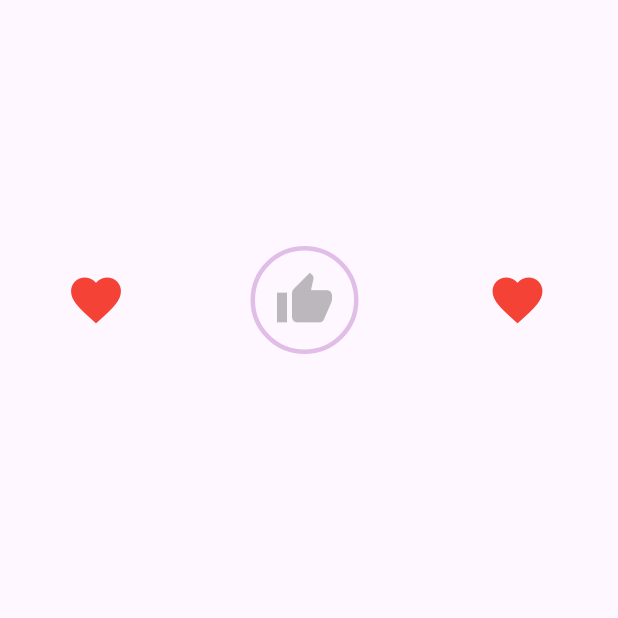
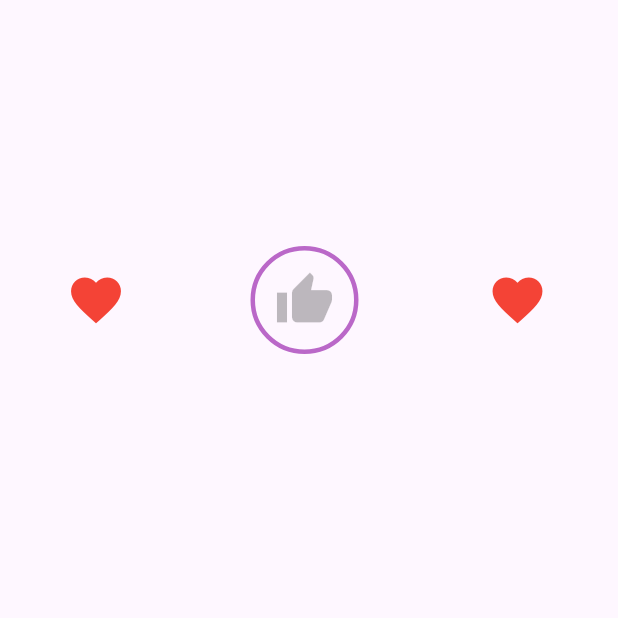
Before and after one commit to Ratndeep1999/buttons, a Flutter app: the screen it shows after launch, after a tap on the "favorite outline" icon, on a phone screen of 412 x 824 dp, the top half of it. Run offline on Flutter 3.47's test engine with Material 3 defaults, Android fonts, the phone set to English and light mode, and no system bars.

Commit message:
icon button, toggle icon button add, icon button with style attribute,

```diff
--- a/lib/buttons2.dart
+++ b/lib/buttons2.dart
@@ -71,13 +71,15 @@ class _Buttons2State extends State<Buttons2> {
                     },
                     icon: Icon(Icons.thumb_up),
                     tooltip: _thumbLiked ? 'Liked' : 'Click',
-                    color: _thumbLiked ? Colors.blue : Colors.black26,
+                    color: _thumbLiked
+                        ? Colors.purple.shade500
+                        : Colors.black26,
                     splashColor: Colors.transparent,
                     highlightColor: Colors.transparent,
                     hoverColor: Colors.transparent,
                     iconSize: 40,
                     style: IconButton.styleFrom(
-                      side: BorderSide(color: Colors.purple.shade100, width: 3),
+                      side: BorderSide(color: Colors.purple.shade300, width: 3),
                       padding: EdgeInsets.all(16.0),
                       backgroundColor: _thumbLiked
                           ? Colors.purple.withOpacity(0.2)
```
